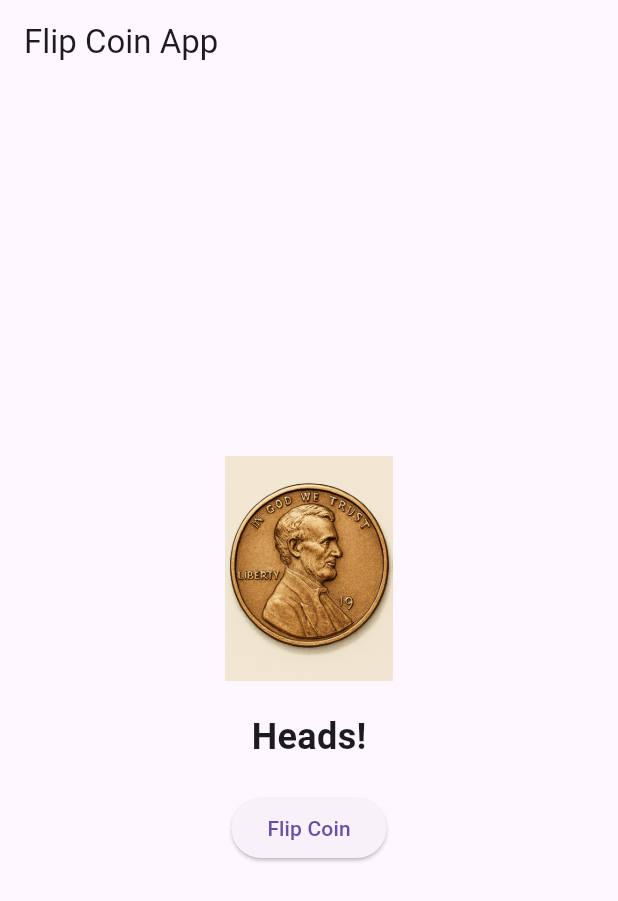
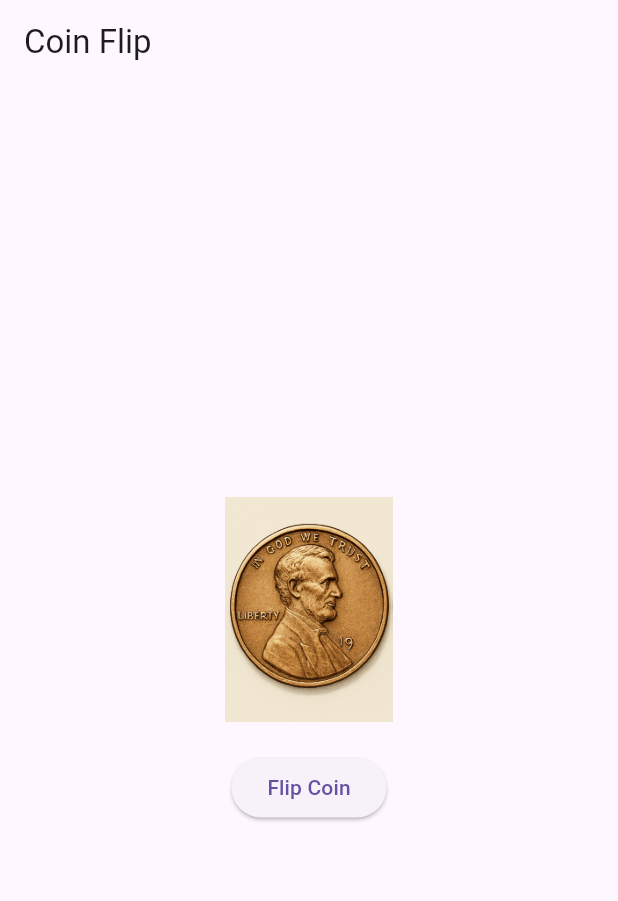
Before and after one commit to Reessess/Flip_coin, a Flutter app: the screen it shows after launch, after a tap on "Flip Coin", on a phone screen of 412 x 824 dp. Shown: the top 901 px of the screen. Run offline on Flutter 3.47's test engine with Material 3 defaults, Android fonts, the phone set to English and light mode, and no system bars.

Commit message:
Heads or tails

```diff
--- a/lib/main.dart
+++ b/lib/main.dart
@@ -1,36 +1,56 @@
+import 'dart:math';
 import 'package:flutter/material.dart';
-import 'dart:math';
 
 void main() {
-  runApp(CoinFlipApp());
+  runApp(const MyApp());
 }
 
-class CoinFlipApp extends StatelessWidget {
+class MyApp extends StatelessWidget {
+  const MyApp({super.key});
+
   @override
   Widget build(BuildContext context) {
     return MaterialApp(
       debugShowCheckedModeBanner: false,
-      home: CoinFlipScreen(),
+      home: CoinFlip(),
     );
   }
 }
 
-class CoinFlipScreen extends StatefulWidget {
+class CoinFlip extends StatefulWidget {
+  const CoinFlip({super.key});
+
   @override
-  _CoinFlipScreenState createState() => _CoinFlipScreenState();
+  _CoinFlipState createState() => _CoinFlipState();
 }
 
-class _CoinFlipScreenState extends State<CoinFlipScreen> with SingleTickerProviderStateMixin {
-  String _coinImage = 'assets/coin_heads.png';
-  String _resultText = 'Heads!';
+class _CoinFlipState extends State<CoinFlip> with SingleTickerProviderStateMixin {
+  int coinSide = 0; // 0 = Heads, 1 = Tails
   late AnimationController _controller;
   late Animation<double> _animation;
+
+  // Function to flip the coin
+  void flipCoin() {
+    _controller.reset();
+    _controller.forward().then((_) {
+      setState(() {
+        coinSide = Random().nextInt(2); // Random number between 0 and 1
+      });
+    });
+
+    // Print the result in the terminal
+    if (coinSide == 0) {
+      print("Heads!");
+    } else {
+      print("Tails!");
+    }
+  }
 
   @override
   void initState() {
     super.initState();
     _controller = AnimationController(
-      duration: Duration(seconds: 1),
+      duration: const Duration(seconds: 1),
       vsync: this,
     );
     _animation = Tween<double>(begin: 0, end: 2 * pi).animate(_controller);
@@ -42,26 +62,15 @@ class _CoinFlipScreenState extends State<CoinFlipScreen> with SingleTickerProvid
     super.dispose();
   }
 
-  void flipCoin() {
-    _controller.reset();
-    _controller.forward().then((_) {
-      setState(() {
-        bool isHeads = Random().nextBool();
-        _coinImage = isHeads ? 'assets/coin_heads.png' : 'assets/coin_tails.png';
-        _resultText = isHeads ? 'Heads!' : 'Tails!';
-        print(_resultText); // Print result to terminal
-      });
-    });
-  }
-
   @override
   Widget build(BuildContext context) {
     return Scaffold(
-      appBar: AppBar(title: Text('Flip Coin App')),
+      appBar: AppBar(title: const Text("Coin Flip")),
       body: Center(
         child: Column(
           mainAxisAlignment: MainAxisAlignment.center,
           children: [
+            // Animated rotation of the coin
             AnimatedBuilder(
               animation: _animation,
               builder: (context, child) {
@@ -69,22 +78,18 @@ class _CoinFlipScreenState extends State<CoinFlipScreen> with SingleTickerProvid
                   alignment: Alignment.center,
                   transform: Matrix4.rotationY(_animation.value),
                   child: Image.asset(
-                    _coinImage,
+                    coinSide == 0 ? 'assets/coin_heads.png' : 'assets/coin_tails.png',
                     width: 150,
                     height: 150,
                   ),
                 );
               },
             ),
-            SizedBox(height: 20),
-            Text(
-              _resultText,
-              style: TextStyle(fontSize: 24, fontWeight: FontWeight.bold),
-            ),
-            SizedBox(height: 20),
+            const SizedBox(height: 20),
+            // Button to flip the coin
             ElevatedButton(
               onPressed: flipCoin,
-              child: Text('Flip Coin'),
+              child: const Text("Flip Coin"),
             ),
           ],
         ),
```
